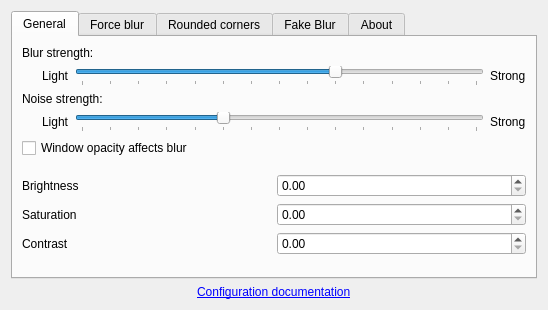
Before: the Qt Designer form src/kcm/blur_config.ui in taj-ny/kwin-effects-forceblur, drawn with Qt 5.
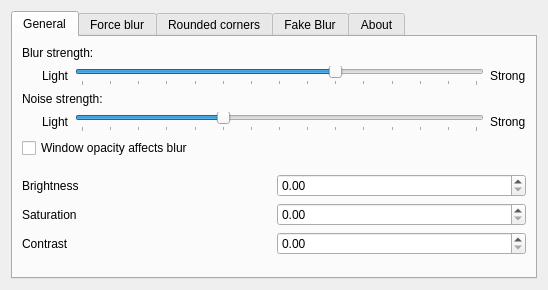
After: the same form once the commit is applied.

Diff of the .ui file:
```diff
--- a/src/kcm/blur_config.ui
+++ b/src/kcm/blur_config.ui
@@ -643,32 +643,15 @@
       </attribute>
       <layout class="QVBoxLayout">
        <item>
-        <layout class="QHBoxLayout">
-         <item>
-          <widget class="QLabel">
-           <property name="font">
-            <font>
-             <bold>true</bold>
-             <pointsize>15</pointsize>
-            </font>
-           </property>
-           <property name="text">
-            <string>Better Blur</string>
-           </property>
-          </widget>
-         </item>
-        </layout>
-       </item>
-       <item>
-        <widget class="QLabel" name="versionString"/>
-       </item>
-       <item>
-        <widget class="QWidget">
-         <property name="sizePolicy">
-          <sizepolicy hsizetype="Fixed" vsizetype="Expanding">
-           <horstretch>0</horstretch>
-           <verstretch>1</verstretch>
-          </sizepolicy>
+        <widget class="QTextBrowser" name="aboutText">
+         <property name="readOnly">
+          <bool>true</bool>
+         </property>
+         <property name="openExternalLinks">
+          <bool>true</bool>
+         </property>
+         <property name="text">
+          <string>Failed to load about.html</string>
          </property>
         </widget>
        </item>
@@ -676,16 +659,6 @@
      </widget>
     </widget>
    </item>
-   <item alignment="Qt::AlignCenter">
-    <widget class="QLabel">
-     <property name="text">
-      <string>&lt;a href="https://github.com/taj-ny/kwin-effects-forceblur/blob/main/docs/configuration.md"&gt;Configuration documentation&lt;/a&gt;</string>
-     </property>
-     <property name="openExternalLinks">
-      <bool>true</bool>
-     </property>
-    </widget>
-   </item>
   </layout>
  </widget>
  <resources/>
```
